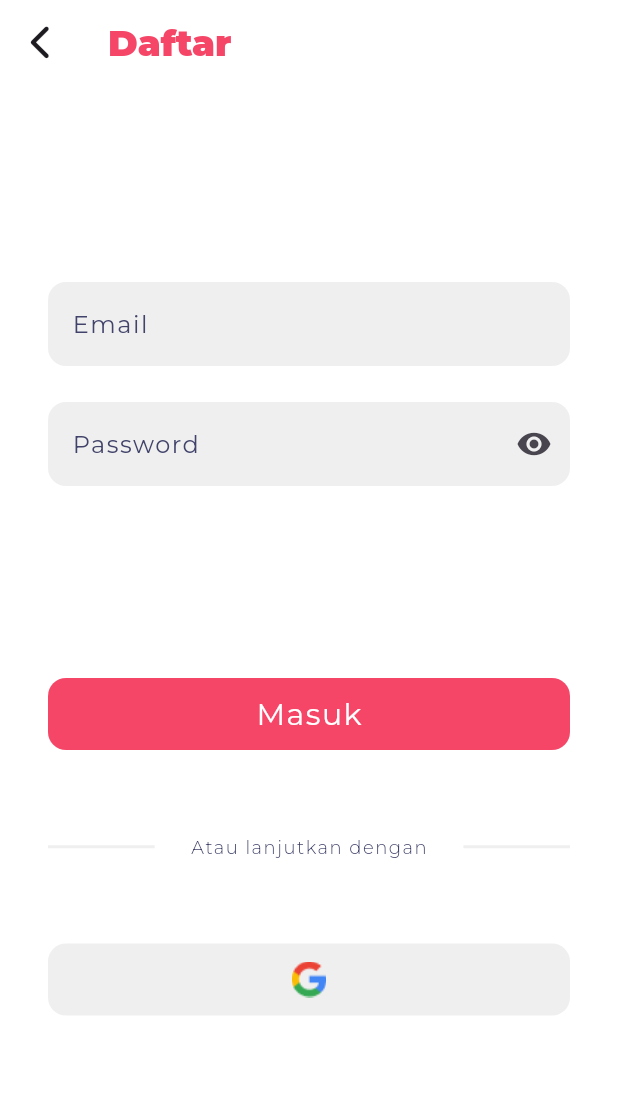
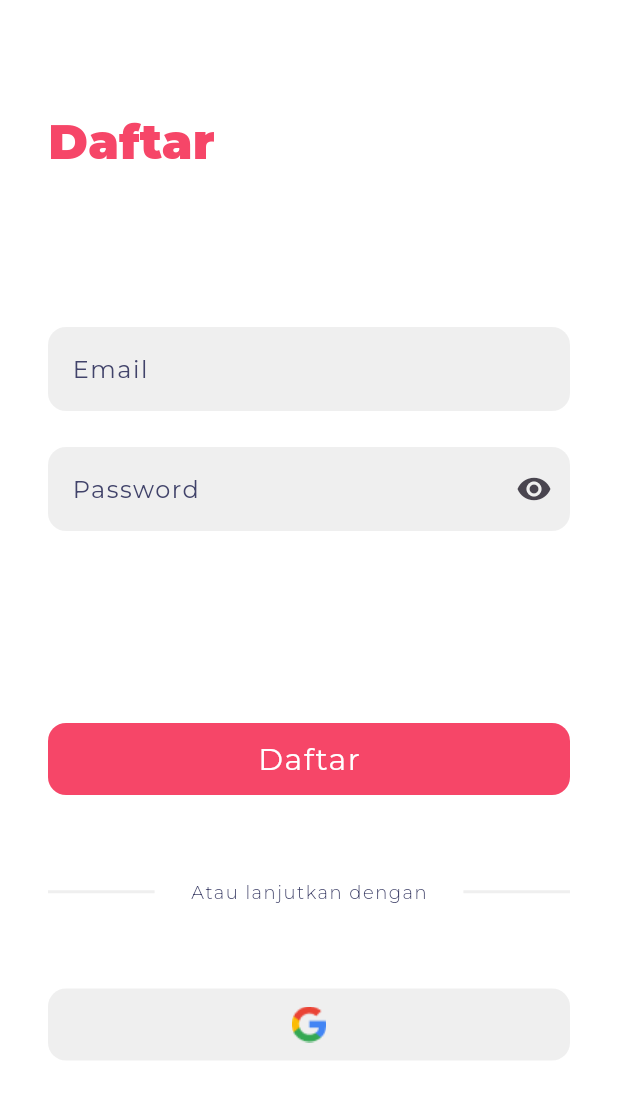
Before and after one commit to faeznz/anemia-predict-mobile, a Flutter app: the RegisterScreen screen opened directly, on a phone screen of 412 x 824 dp. Shown: the top 1099 px of the screen. Run offline on Flutter 3.47's test engine with Material 3 defaults, Android fonts, the phone set to English and light mode, and no system bars; our stand-ins replace easy_splash_screen, google_fonts; network calls fail.

Commit message:
fix: repair layout login and register

```diff
--- a/lib/screen/login_register/register_screen.dart
+++ b/lib/screen/login_register/register_screen.dart
@@ -1,8 +1,6 @@
 import 'package:flutter/material.dart';
-import 'package:predict_anemia/constant/color_constant.dart';
 import 'package:predict_anemia/constant/text_style_constant.dart';
-import 'package:font_awesome_flutter/font_awesome_flutter.dart';
-import 'package:predict_anemia/screen/login_register/widgets/button_login_widget.dart';
+import 'package:predict_anemia/screen/login_register/widgets/button_register_widget.dart';
 import 'package:predict_anemia/screen/login_register/widgets/divider_login_widget.dart';
 import 'package:predict_anemia/screen/login_register/widgets/google_button_widget.dart';
 import 'package:predict_anemia/screen/login_register/widgets/text_field_login_widget.dart';
@@ -18,35 +16,30 @@ class _RegisterScreenState extends State<RegisterScreen> {
   @override
   Widget build(BuildContext context) {
     return Scaffold(
-      appBar: AppBar(
-        title: Text(
-          'Daftar',
-          style: TextStyleConstant.montserratBlack,
-        ),
-        leading: Center(
-          child: IconButton(
-            onPressed: () {
-              Navigator.pop(context);
-            },
-            icon: const FaIcon(FontAwesomeIcons.chevronLeft),
-          ),
-        ),
-        backgroundColor: ColorConstant.whiteColor,
-      ),
-      body: const SafeArea(
+      body: SafeArea(
         child: SingleChildScrollView(
           child: Padding(
-            padding: EdgeInsets.symmetric(
+            padding: const EdgeInsets.symmetric(
               horizontal: 32,
             ),
             child: Column(
               children: [
-                SizedBox(height: 132),
-                TextFieldLoginWidget(),
-                SizedBox(height: 128),
-                Column(
+                const SizedBox(height: 72),
+                Container(
+                  alignment: Alignment.centerLeft,
+                  child: Text(
+                    'Daftar',
+                    style: TextStyleConstant.montserratBlack.copyWith(
+                      fontSize: 32,
+                    ),
+                  ),
+                ),
+                const SizedBox(height: 100),
+                const TextFieldLoginWidget(),
+                const SizedBox(height: 128),
+                const Column(
                   children: [
-                    ButtonLoginWidget(),
+                    ButtonRegisterWidget(),
                     DividerLoginWidget(),
                     GoogleButtonWidget(),
                   ],
--- /dev/null
+++ b/lib/screen/login_register/widgets/button_register_widget.dart
@@ -0,0 +1,44 @@
+import 'package:flutter/material.dart';
+import 'package:predict_anemia/constant/color_constant.dart';
+import 'package:predict_anemia/constant/text_style_constant.dart';
+
+class ButtonRegisterWidget extends StatefulWidget {
+  const ButtonRegisterWidget({super.key});
+
+  @override
+  State<ButtonRegisterWidget> createState() => _ButtonRegisterWidgetState();
+}
+
+class _ButtonRegisterWidgetState extends State<ButtonRegisterWidget> {
+  @override
+  Widget build(BuildContext context) {
+    return SizedBox(
+      width: double.infinity,
+      child: TextButton(
+        onPressed: () {},
+        style: TextButton.styleFrom(
+          backgroundColor: ColorConstant.primaryColor,
+          padding: const EdgeInsets.symmetric(
+            vertical: 12,
+          ),
+          textStyle: TextStyleConstant.montserratNormal.copyWith(
+            color: ColorConstant.secondaryColor,
+            letterSpacing: 1,
+            fontSize: 16,
+          ),
+          shape: RoundedRectangleBorder(
+            borderRadius: BorderRadius.circular(12),
+          ),
+        ),
+        child: Text(
+          'Daftar',
+          style: TextStyleConstant.montserratNormal.copyWith(
+            color: ColorConstant.whiteColor,
+            fontSize: 20,
+            letterSpacing: 1,
+          ),
+        ),
+      ),
+    );
+  }
+}
```
Also changed, not shown: lib/screen/login_register/login_screen.dart (+16 -23 lines).
